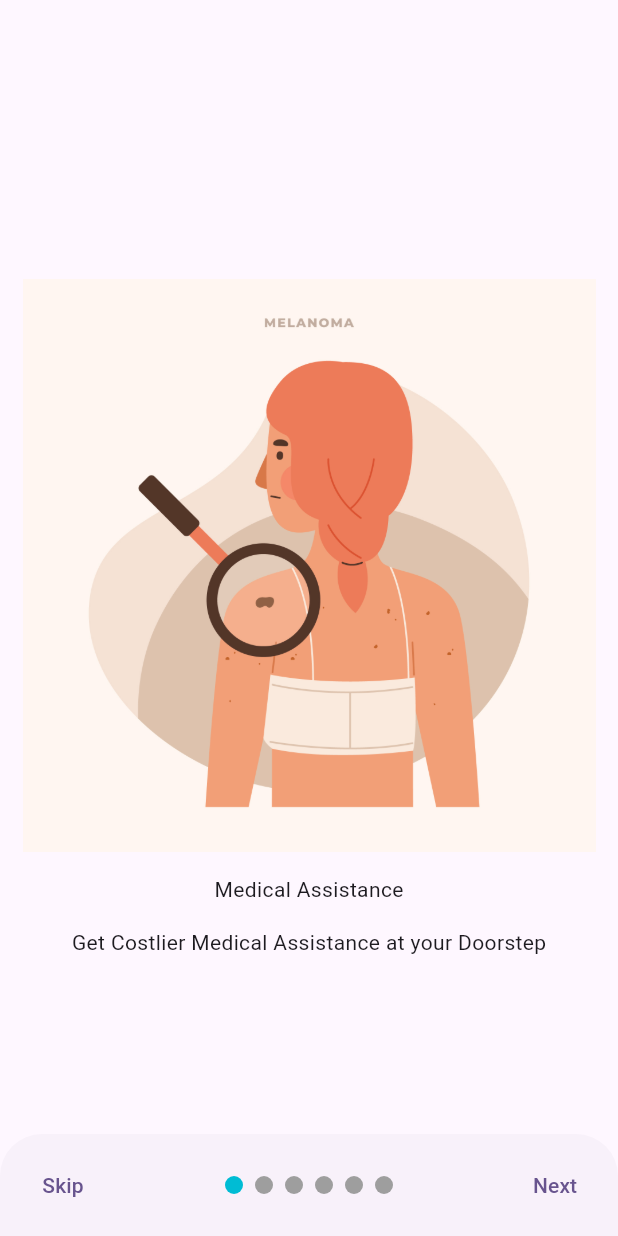
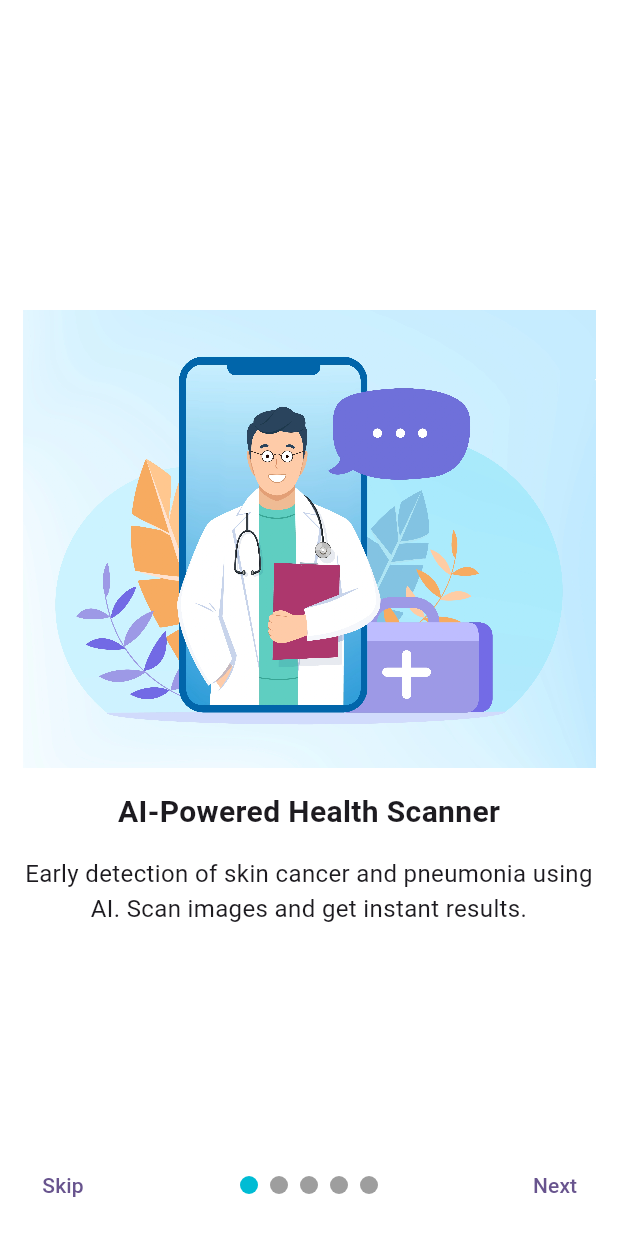
Before and after one commit to AlphaShiv7781/InstaScan, a Flutter app: the screen it shows after launch, on a phone screen of 412 x 824 dp. Run offline on Flutter 3.47's test engine with Material 3 defaults, Android fonts, the light colour scheme and no system bars; drawn by our look-alikes of smooth_page_indicator; our stand-ins replace animate_do, animated_text_kit, cloud_firestore, firebase_auth, firebase_core, flutter_dotenv and 4 more; accounts and stored records are empty.

Commit message:
Feature/on boarding screen (#10)
* Work started on OnboardingScreen

* Development (#9)

* History Screen functionality added successfully (#7)

* Feature/history screen (#8)

* History Screen functionality added successfully

* History Screen

* All done

* Onboarding Screen Beautified

* Onboarding Screen Image rendering optimized

```diff
--- a/lib/screens/onboarding_screens/onboarding_items.dart
+++ b/lib/screens/onboarding_screens/onboarding_items.dart
@@ -5,35 +5,29 @@ class OnboardingItems{
 
   List<OnboardingInfo> items = [
     OnboardingInfo(
-        title: 'Medical Assistance',
-        description: 'Get Costlier Medical Assistance at your Doorstep',
-        imageUrl: 'assets/images/onboarding_assets/onboarding_2.jpg'),
+        title: 'AI-Powered Health Scanner',
+        description: 'Early detection of skin cancer and pneumonia using AI. Scan images and get instant results.',
+        imageUrl: 'assets/images/onboarding_assets/onboarding_1.webp'),
 
     OnboardingInfo(
-        title: 'Medical Assistance',
-        description: 'Get Costlier Medical Assistance at your Doorstep',
-        imageUrl: 'assets/images/onboarding_assets/onboarding_2.jpg'),
+        title: 'Detect Skin Cancer Instantly',
+        description: 'Upload a skin lesion image, and our AI will assess the risk level with medical-grade accuracy.',
+        imageUrl: 'assets/images/onboarding_assets/onboarding_2.webp'),
 
     OnboardingInfo(
-        title: 'Medical Assistance',
-        description: 'Get Costlier Medical Assistance at your Doorstep',
-        imageUrl: 'assets/images/onboarding_assets/onboarding_2.jpg'),
+        title: 'X-ray Analysis for Pneumonia',
+        description: 'AI-powered diagnosis of pneumonia from chest X-rays to support early intervention.',
+        imageUrl: 'assets/images/onboarding_assets/onboarding_3.webp'),
 
     OnboardingInfo(
-        title: 'Medical Assistance',
-        description: 'Get Costlier Medical Assistance at your Doorstep',
-        imageUrl: 'assets/images/onboarding_assets/onboarding_2.jpg'),
+        title: 'Instant Reports, Anytime',
+        description: 'Download detailed AI-generated reports in PDF format for easy sharing with doctors.',
+        imageUrl: 'assets/images/onboarding_assets/onboarding_4.webp'),
 
     OnboardingInfo(
-        title: 'Medical Assistance',
-        description: 'Get Costlier Medical Assistance at your Doorstep',
-        imageUrl: 'assets/images/onboarding_assets/onboarding_2.jpg'),
-
-    OnboardingInfo(
-        title: 'Medical Assistance',
-        description: 'Get Costlier Medical Assistance at your Doorstep',
-        imageUrl: 'assets/images/onboarding_assets/onboarding_2.jpg'),
-
+        title: 'Your Health, Your Privacy',
+        description: 'All scans and reports are securely processed, ensuring your data stays private.',
+        imageUrl: 'assets/images/onboarding_assets/onboarding_5.webp'),
   ];
 
 }
--- a/lib/screens/onboarding_screens/onboarding_screen.dart
+++ b/lib/screens/onboarding_screens/onboarding_screen.dart
@@ -17,12 +17,16 @@ class _OnboardingScreenState extends State<OnboardingScreen> {
 
   bool isLastPage = false;
 
+
+
   @override
   Widget build(BuildContext context) {
     return Scaffold(
-
-      bottomSheet: Container(
-        margin: EdgeInsets.symmetric(horizontal: 10 , vertical: 10),
+      backgroundColor: Colors.white,
+      bottomSheet: ClipRect(
+        child: Container(
+          color: Colors.white,
+          padding: EdgeInsets.symmetric(horizontal: 10, vertical: 10),
           child: isLastPage?getStarted(): Row(
             mainAxisAlignment: MainAxisAlignment.spaceBetween,
              children: [
@@ -57,6 +61,7 @@ class _OnboardingScreenState extends State<OnboardingScreen> {
              ],
           ),
         ),
+      ),
 
       body: Container(
         margin: EdgeInsets.symmetric(horizontal: 15),
@@ -68,11 +73,28 @@ class _OnboardingScreenState extends State<OnboardingScreen> {
                return Column(
                  mainAxisAlignment: MainAxisAlignment.center,
                  children: [
-                    Image.asset(controller.items[index].imageUrl),
+
+                    Image.asset(
+                      controller.items[index].imageUrl ,
+                      gaplessPlayback: true,
+                      filterQuality: FilterQuality.low,
+                    ),
                     SizedBox(height: 15,),
-                    Text(controller.items[index].title),
+                    Text(
+                      controller.items[index].title,
+                      style: TextStyle(
+                        fontSize: 20,
+                        fontWeight: FontWeight.bold,
+                      ),
+                    ),
                     SizedBox(height: 15,),
-                    Text(controller.items[index].description),
+                    Text(
+                      textAlign: TextAlign.center,
+                      controller.items[index].description,
+                      style: TextStyle(
+                        fontSize: 16,
+                      ),
+                    ),
                  ],
                );
             },
--- a/lib/screens/splash_screen/splash_screen.dart
+++ b/lib/screens/splash_screen/splash_screen.dart
@@ -39,6 +39,15 @@ class _SplashScreenState extends State<SplashScreen> {
       }
       else
         {
+
+          WidgetsBinding.instance.addPostFrameCallback((_) {
+            precacheImage(AssetImage("assets/images/onboarding_assets/onboarding_1.webp"), context);
+            precacheImage(AssetImage("assets/images/onboarding_assets/onboarding_2.webp"), context);
+            precacheImage(AssetImage("assets/images/onboarding_assets/onboarding_3.webp"), context);
+            precacheImage(AssetImage("assets/images/onboarding_assets/onboarding_4.webp"), context);
+            precacheImage(AssetImage("assets/images/onboarding_assets/onboarding_5.webp"), context);
+          });
+
           Navigator.pushReplacement(context, MaterialPageRoute(builder: (context)=>const OnboardingScreen()));
         }
     });
```
Also changed, not shown: assets/images/onboarding_assets/onboarding_1.webp (added), assets/images/onboarding_assets/onboarding_2.webp (added), assets/images/onboarding_assets/onboarding_3.webp (added), assets/images/onboarding_assets/onboarding_4.webp (added), assets/images/onboarding_assets/onboarding_5.webp (added). Lines whose indentation alone changed are shown as unchanged.
